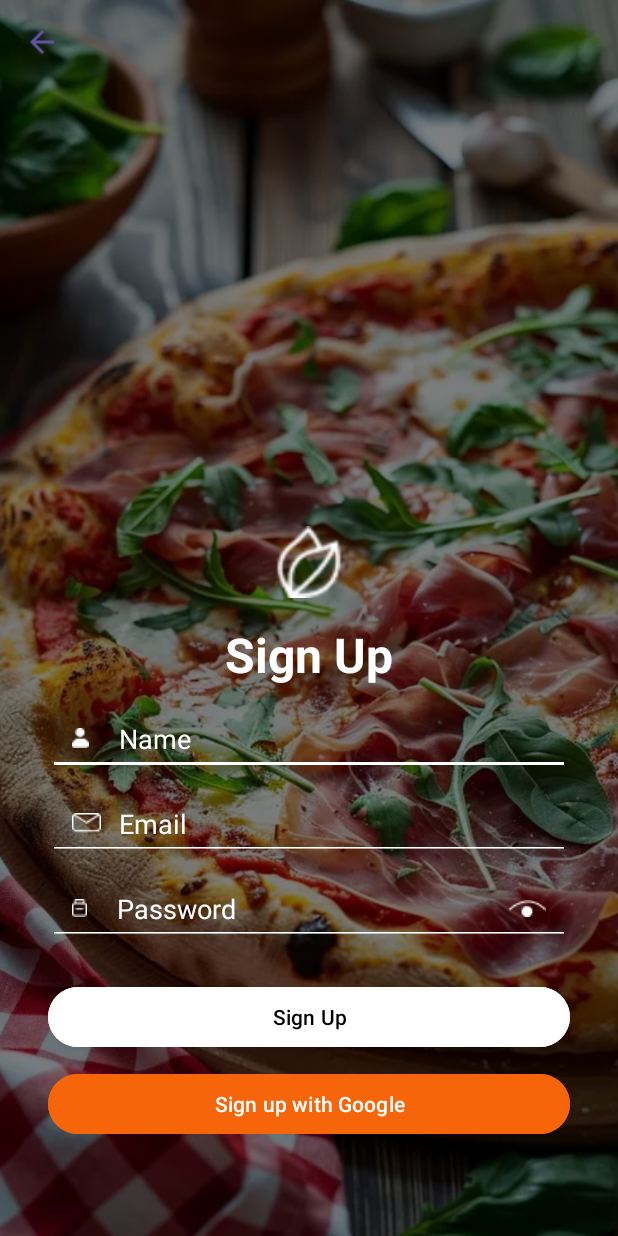
After one commit to LuciaNgo/Pizza_3Ps, an Android app: the layout activity_sign_up.xml on its own in the app's theme, with its tools: preview values and no code run, on a phone screen of 412 x 824 dp. The commit adds this screen. Run offline under Robolectric (Android 15) with nearby library versions, the phone set to English and light mode, and no system bars.

Commit message:
Add sign up page UI

```diff
--- a/app/src/main/AndroidManifest.xml
+++ b/app/src/main/AndroidManifest.xml
@@ -13,7 +13,7 @@
         android:theme="@style/Theme.Pizza3Ps"
         tools:targetApi="31">
         <activity
-            android:name=".MainActivity"
+            android:name=".WelcomeActivity"
             android:exported="true">
             <intent-filter>
                 <action android:name="android.intent.action.MAIN" />
--- /dev/null
+++ b/app/src/main/java/com/example/pizza3ps/SignUpActivity.kt
@@ -0,0 +1,14 @@
+package com.example.pizza3ps
+
+import android.os.Bundle
+import androidx.activity.enableEdgeToEdge
+import androidx.appcompat.app.AppCompatActivity
+
+class SignUpActivity : AppCompatActivity() {
+    override fun onCreate(savedInstanceState: Bundle?) {
+        super.onCreate(savedInstanceState)
+        enableEdgeToEdge()
+        setContentView(R.layout.activity_sign_up)
+
+    }
+}
--- a/app/src/main/java/com/example/pizza3ps/MainActivity.kt
+++ b/app/src/main/java/com/example/pizza3ps/WelcomeActivity.kt
@@ -3,10 +3,8 @@ package com.example.pizza3ps
 import android.os.Bundle
 import androidx.activity.enableEdgeToEdge
 import androidx.appcompat.app.AppCompatActivity
-import androidx.core.view.ViewCompat
-import androidx.core.view.WindowInsetsCompat
 
-class MainActivity : AppCompatActivity() {
+class WelcomeActivity : AppCompatActivity() {
     override fun onCreate(savedInstanceState: Bundle?) {
         super.onCreate(savedInstanceState)
         enableEdgeToEdge()
--- /dev/null
+++ b/app/src/main/res/layout/activity_sign_up.xml
@@ -0,0 +1,177 @@
+<?xml version="1.0" encoding="utf-8"?>
+<androidx.constraintlayout.widget.ConstraintLayout xmlns:android="http://schemas.android.com/apk/res/android"
+    xmlns:app="http://schemas.android.com/apk/res-auto"
+    xmlns:tools="http://schemas.android.com/tools"
+    android:layout_width="match_parent"
+    android:layout_height="match_parent"
+    tools:context=".SignUpActivity">
+
+    <ImageView
+        android:id="@+id/background_image"
+        android:layout_width="0dp"
+        android:layout_height="0dp"
+        android:scaleType="centerCrop"
+        app:layout_constraintBottom_toBottomOf="parent"
+        app:layout_constraintEnd_toEndOf="parent"
+        app:layout_constraintStart_toStartOf="parent"
+        app:layout_constraintTop_toTopOf="parent"
+        app:srcCompat="@drawable/welcome_background"
+        tools:srcCompat="@drawable/welcome_background" />
+
+    <ImageView
+        android:id="@+id/background_shadow"
+        android:layout_width="0dp"
+        android:layout_height="0dp"
+        android:background="@color/overlay_gray"
+        app:layout_constraintBottom_toBottomOf="parent"
+        app:layout_constraintEnd_toEndOf="parent"
+        app:layout_constraintStart_toStartOf="parent"
+        app:layout_constraintTop_toTopOf="parent" />
+
+    <!-- Back Button -->
+    <Button
+        android:id="@+id/back_button"
+        android:layout_width="24dp"
+        android:layout_height="24dp"
+        android:layout_marginStart="16dp"
+        android:layout_marginTop="16dp"
+        android:background="@drawable/arrow_back"
+        android:backgroundTintMode="src_in"
+        android:contentDescription="Go back"
+        app:layout_constraintStart_toStartOf="parent"
+        app:layout_constraintTop_toTopOf="parent" />
+
+    <!-- Icon -->
+    <ImageView
+        android:id="@+id/icon"
+        android:layout_width="48dp"
+        android:layout_height="48dp"
+        android:layout_marginBottom="16dp"
+        app:layout_constraintBottom_toTopOf="@+id/title_text"
+        app:layout_constraintEnd_toEndOf="parent"
+        app:layout_constraintStart_toStartOf="parent"
+        app:srcCompat="@drawable/icon"
+        tools:srcCompat="@drawable/icon" />
+
+    <!-- Title Text (Ethical Eater) -->
+    <TextView
+        android:id="@+id/title_text"
+        android:layout_width="wrap_content"
+        android:layout_height="wrap_content"
+        android:layout_marginBottom="10dp"
+        android:text="Sign Up"
+        android:textColor="@android:color/white"
+        android:textSize="32sp"
+        android:textStyle="bold"
+        app:layout_constraintBottom_toTopOf="@+id/name_input"
+        app:layout_constraintEnd_toEndOf="parent"
+        app:layout_constraintStart_toStartOf="parent" />
+
+    <!-- Name Input -->
+    <EditText
+        android:id="@+id/name_input"
+        android:layout_width="0dp"
+        android:layout_height="wrap_content"
+        android:layout_marginStart="32dp"
+        android:layout_marginEnd="32dp"
+        android:layout_marginBottom="8dp"
+        android:backgroundTint="@color/white"
+        android:drawableStart="@drawable/person"
+        android:drawablePadding="20dp"
+        android:hint="Name"
+        android:textColor="@android:color/white"
+        android:textColorHint="@android:color/white"
+        android:paddingStart="16dp"
+        android:paddingEnd="16dp"
+        android:paddingVertical="12dp"
+        app:layout_constraintBottom_toTopOf="@+id/email_input"
+        app:layout_constraintEnd_toEndOf="parent"
+        app:layout_constraintStart_toStartOf="parent" />
+
+    <!-- Email Input -->
+    <EditText
+        android:id="@+id/email_input"
+        android:layout_width="0dp"
+        android:layout_height="wrap_content"
+        android:layout_marginStart="32dp"
+        android:layout_marginEnd="32dp"
+        android:layout_marginBottom="8dp"
+        android:backgroundTint="@color/white"
+        android:drawableStart="@drawable/mail"
+        android:drawablePadding="12dp"
+        android:hint="Email"
+        android:inputType="textEmailAddress"
+        android:textColor="@android:color/white"
+        android:textColorHint="@android:color/white"
+        android:paddingStart="16dp"
+        android:paddingEnd="16dp"
+        android:paddingVertical="12dp"
+        app:layout_constraintBottom_toTopOf="@+id/password_input"
+        app:layout_constraintEnd_toEndOf="parent"
+        app:layout_constraintStart_toStartOf="parent" />
+
+    <!-- Password Input -->
+    <EditText
+        android:id="@+id/password_input"
+        android:layout_width="0dp"
+        android:layout_height="wrap_content"
+        android:layout_marginStart="32dp"
+        android:layout_marginEnd="32dp"
+        android:layout_marginBottom="24dp"
+        android:backgroundTint="@color/white"
+        android:drawableStart="@drawable/lock"
+        android:drawablePadding="20dp"
+        android:hint="Password"
+        android:inputType="textPassword"
+        android:textColor="@android:color/white"
+        android:textColorHint="@android:color/white"
+        android:paddingStart="16dp"
+        android:paddingEnd="16dp"
+        android:paddingVertical="12dp"
+        app:layout_constraintBottom_toTopOf="@+id/sign_up_button"
+        app:layout_constraintEnd_toEndOf="parent"
+        app:layout_constraintStart_toStartOf="parent" />
+
+    <ImageView
+        android:id="@+id/password_toggle_icon"
+        android:layout_width="wrap_content"
+        android:layout_height="wrap_content"
+        android:layout_marginEnd="16dp"
+        android:src="@drawable/hidden"
+        app:layout_constraintBottom_toBottomOf="@+id/password_input"
+        app:layout_constraintEnd_toEndOf="@+id/password_input"
+        app:layout_constraintTop_toTopOf="@+id/password_input" />
+
+
+    <!-- Sign Up Button -->
+    <Button
+        android:id="@+id/sign_up_button"
+        android:layout_width="0dp"
+        android:layout_height="wrap_content"
+        android:layout_marginStart="32dp"
+        android:layout_marginEnd="32dp"
+        android:layout_marginBottom="10dp"
+        android:text="Sign Up"
+        android:backgroundTint="@android:color/white"
+        android:textColor="@android:color/black"
+        app:layout_constraintBottom_toTopOf="@+id/login_button"
+        app:layout_constraintEnd_toEndOf="parent"
+        app:layout_constraintStart_toStartOf="parent" />
+
+    <!-- Login Button -->
+    <Button
+        android:id="@+id/login_button"
+        android:layout_width="0dp"
+        android:layout_height="wrap_content"
+        android:layout_marginStart="32dp"
+        android:layout_marginEnd="32dp"
+        android:layout_marginBottom="64dp"
+        android:drawableStart="@drawable/google"
+        android:text="Sign up with Google"
+        android:backgroundTint="@color/orange"
+        android:textColor="@android:color/white"
+        app:layout_constraintBottom_toBottomOf="parent"
+        app:layout_constraintEnd_toEndOf="parent"
+        app:layout_constraintStart_toStartOf="parent" />
+
+</androidx.constraintlayout.widget.ConstraintLayout>
--- a/app/src/main/res/layout/activity_welcome.xml
+++ b/app/src/main/res/layout/activity_welcome.xml
@@ -4,7 +4,7 @@
     xmlns:tools="http://schemas.android.com/tools"
     android:layout_width="match_parent"
     android:layout_height="match_parent"
-    tools:context=".MainActivity">
+    tools:context=".WelcomeActivity">
 
     <!-- Background Image -->
     <ImageView
```
Also changed, not shown: app/src/main/res/drawable/arrow_back.webp (added), app/src/main/res/drawable/google.webp (added), app/src/main/res/drawable/hidden.webp (added), app/src/main/res/drawable/lock.webp (added), app/src/main/res/drawable/mail.webp (added), app/src/main/res/drawable/person.webp (added).
